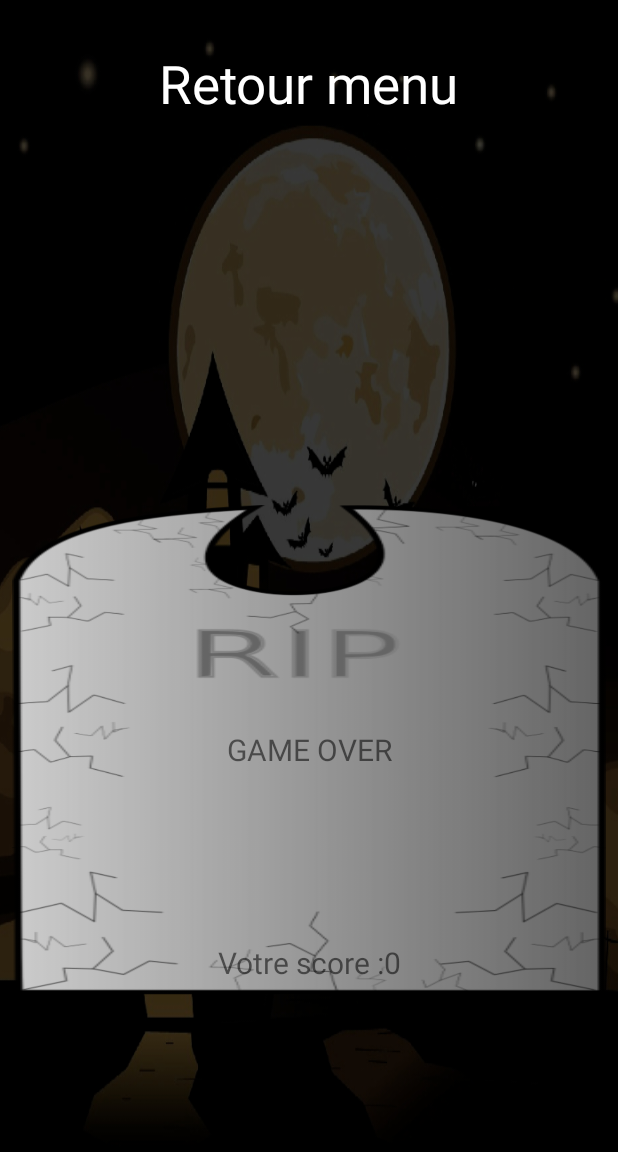
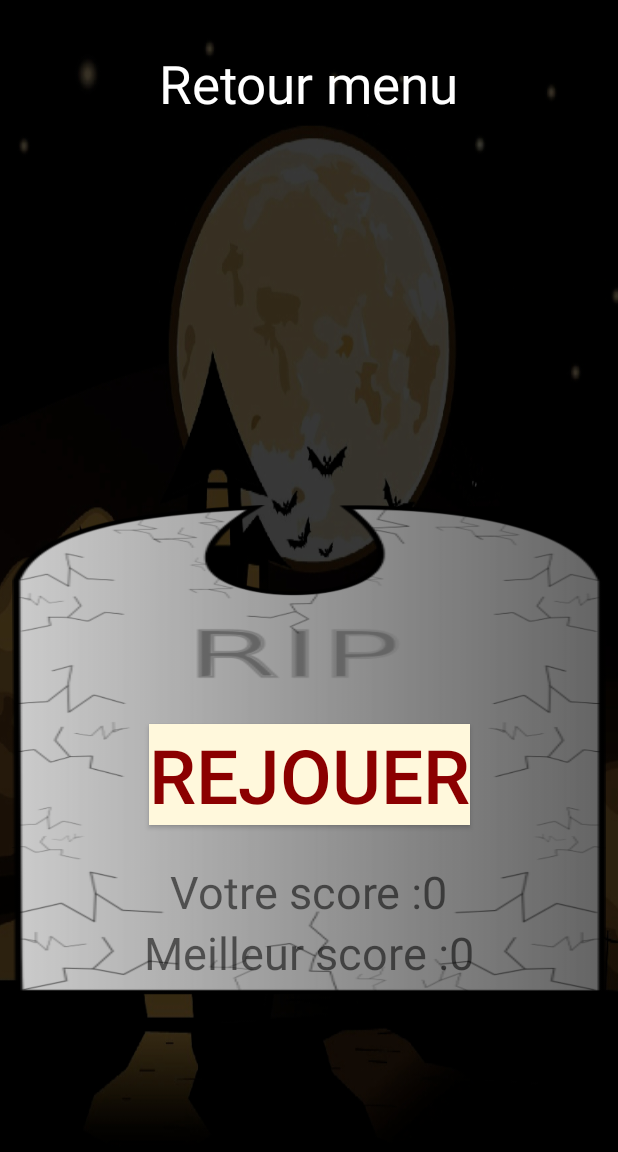
Before and after one commit to RomainMarca/candyHunt, an Android app: the DeadActivity screen opened directly, with no data from a screen before it, on a phone screen of 412 x 824 dp. Shown: the top 1152 px of the screen. Run offline under Robolectric (Android 15) with nearby library versions, the light colour scheme and no system bars.

Commit message:
Amélioration page Défaite

```diff
--- a/app/src/main/java/fr/wildcodeschool/candyhunt/DeadActivity.java
+++ b/app/src/main/java/fr/wildcodeschool/candyhunt/DeadActivity.java
@@ -1,7 +1,10 @@
 package fr.wildcodeschool.candyhunt;
 
+import android.content.Intent;
 import android.support.v7.app.AppCompatActivity;
 import android.os.Bundle;
+import android.view.View;
+import android.widget.Button;
 import android.widget.TextView;
 
 public class DeadActivity extends AppCompatActivity {
@@ -12,8 +15,23 @@ public class DeadActivity extends AppCompatActivity {
         setContentView(R.layout.activity_dead);
 
         TextView score = findViewById(R.id.score);
+        TextView bestScore = findViewById(R.id.best_score);
+        Button buttonAgain = findViewById(R.id.button_again);
+
         score.setText("Votre score :" + Singleton.getInstance().getIndex());
+        bestScore.setText("Meilleur score :" + Singleton.getInstance().getIndex());
 
+        buttonAgain.setOnClickListener(new View.OnClickListener() {
+            @Override
+            public void onClick(View v) {
+            Intent intent = new Intent(DeadActivity.this, GameArenaActivity.class);
+                startActivity(intent);
+            }
+        });
+    }
 
+    @Override
+    public void onBackPressed() {
+        //Polymorphisme. Vide la méthode onBackPressed pour empêcher son utilisation pendant la partie
     }
 }
--- a/app/src/main/java/fr/wildcodeschool/candyhunt/GameArenaActivity.java
+++ b/app/src/main/java/fr/wildcodeschool/candyhunt/GameArenaActivity.java
@@ -5,6 +5,7 @@ import android.support.v7.app.AppCompatActivity;
 import android.view.View;
 import android.widget.ImageView;
 import android.widget.TextView;
+import android.widget.Toast;
 
 import java.util.ArrayList;
 
@@ -20,7 +21,7 @@ public class GameArenaActivity extends AppCompatActivity{
 
         GameDieHard dieHard = new GameDieHard(false,1,Singleton.getInstance().getPlayers(),50, this);
         dieHard.launchGame();
-
+        Toast.makeText(getApplicationContext(), "Création Arène", Toast.LENGTH_SHORT).show();
     }
 
     @Override
--- a/app/src/main/java/fr/wildcodeschool/candyhunt/GameDieHard.java
+++ b/app/src/main/java/fr/wildcodeschool/candyhunt/GameDieHard.java
@@ -4,6 +4,7 @@ import android.app.Activity;
 import android.content.Context;
 import android.view.View;
 import android.widget.TextView;
+import android.widget.Toast;
 
 import java.util.ArrayList;
 import java.util.Random;
@@ -63,7 +64,10 @@ public class GameDieHard {
 
     public void launchGame() {
 
+        Toast.makeText(context, "Nouvelle partie", Toast.LENGTH_SHORT).show();
+
                 if (Singleton.getInstance().getIndex() == 0) {
+                    Toast.makeText(context, "Nouvelle liste", Toast.LENGTH_SHORT).show();
                     Singleton.getInstance().initRounds(nbRounds, context);
                 }
 
--- a/app/src/main/java/fr/wildcodeschool/candyhunt/MainActivity.java
+++ b/app/src/main/java/fr/wildcodeschool/candyhunt/MainActivity.java
@@ -28,10 +28,8 @@ public class MainActivity extends AppCompatActivity {
                 MainActivity.this.startActivity(goToRules);
             }
         });
-
-        Singleton.getInstance().initPlayers();
     }
 
-    //TODO Empêcher le OnBackPressed
-
+    //TODO Changer texte des règles
+    //TODO régler problème retour liste
 }
--- a/app/src/main/res/layout/activity_dead.xml
+++ b/app/src/main/res/layout/activity_dead.xml
@@ -18,7 +18,6 @@
         android:layout_marginRight="8dp"
         android:background="@drawable/rip"
         android:gravity="center"
-        android:text="GAME OVER"
         android:textSize="20sp"
         app:layout_constraintBottom_toBottomOf="parent"
         app:layout_constraintEnd_toEndOf="parent"
@@ -49,13 +48,25 @@
         android:orientation="horizontal"
         app:layout_constraintGuide_begin="176dp" />
 
+    <Button
+        android:id="@+id/button_again"
+        android:layout_width="wrap_content"
+        android:layout_height="wrap_content"
+        android:layout_marginBottom="24dp"
+        android:background="#FFF8DC"
+        android:text="REJOUER"
+        android:textColor="#8B0000"
+        android:textSize="50sp"
+        app:layout_constraintBottom_toTopOf="@+id/score"
+        app:layout_constraintEnd_toEndOf="@+id/rules"
+        app:layout_constraintStart_toStartOf="@+id/rules" />
+
     <TextView
         android:id="@+id/score"
         android:layout_width="wrap_content"
         android:layout_height="wrap_content"
-        android:layout_marginBottom="8dp"
-        android:textSize="20sp"
-        app:layout_constraintBottom_toBottomOf="@+id/rules"
+        android:textSize="30sp"
+        app:layout_constraintBottom_toTopOf="@+id/best_score"
         app:layout_constraintEnd_toEndOf="@+id/rules"
         app:layout_constraintStart_toStartOf="@+id/rules" />
 
@@ -64,8 +75,8 @@
         android:layout_width="wrap_content"
         android:layout_height="wrap_content"
         android:layout_marginBottom="8dp"
-        android:textSize="20sp"
-        app:layout_constraintTop_toBottomOf="@+id/score"
+        android:textSize="30sp"
+        app:layout_constraintBottom_toBottomOf="@+id/rules"
         app:layout_constraintEnd_toEndOf="@+id/rules"
         app:layout_constraintStart_toStartOf="@+id/rules" />
 
```
Also changed, not shown: app/src/main/java/fr/wildcodeschool/candyhunt/Round.java (+9 -12 lines).
